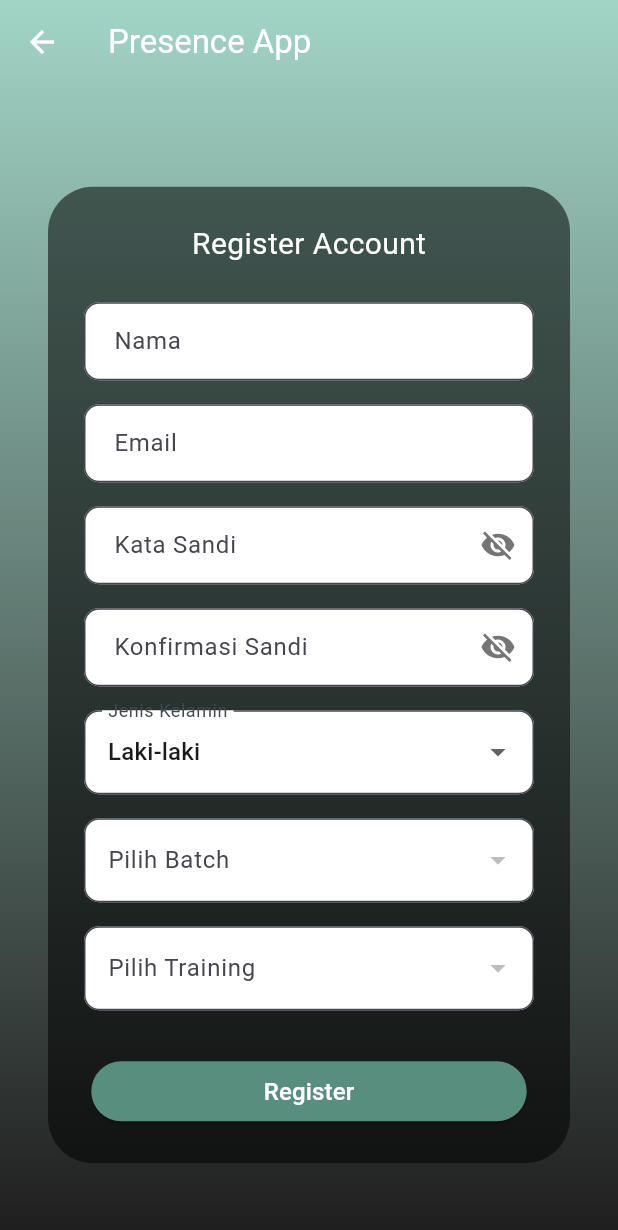
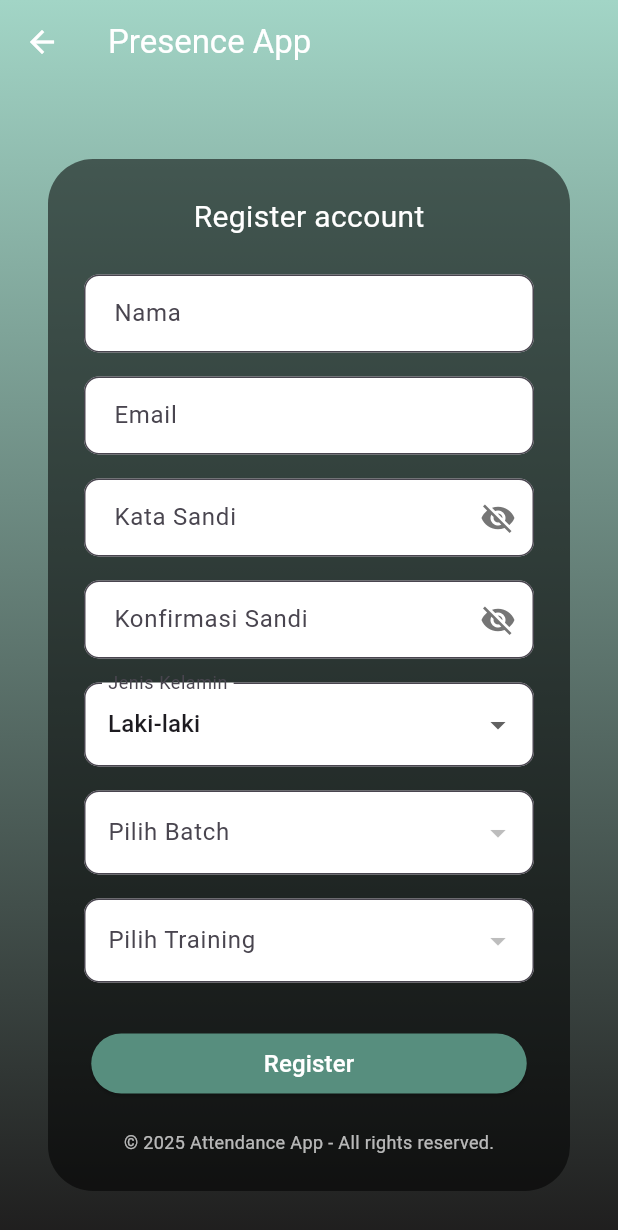
Before and after one commit to MuhammadRafli212/attendance, a Flutter app: the screen it shows after launch, after a tap on an icon or button, on a phone screen of 412 x 824 dp. Shown: the top 1230 px of the screen. Run offline on Flutter 3.47's test engine with Material 3 defaults, Android fonts, the phone set to English and light mode, and no system bars; our stand-ins replace geolocator, google_maps_flutter, image_picker, shared_preferences; network calls fail.

Commit message:
sokin app

```diff
--- a/lib/page/login_screen.dart
+++ b/lib/page/login_screen.dart
@@ -18,7 +18,6 @@ class _LoginPageState extends State<LoginPage> with TickerProviderStateMixin {
   bool isPasswordHidden = true;
   late AnimationController _fadeController;
   late Animation<double> _fadeAnimation;
-  bool isLoading = false;
 
   @override
   void initState() {
@@ -50,6 +49,7 @@ class _LoginPageState extends State<LoginPage> with TickerProviderStateMixin {
       email: email,
       password: password,
     );
+
     if (loginResponse != null) {
       final token = loginResponse.data.token;
       await PreferencesHelper.saveToken(token);
@@ -90,13 +90,11 @@ class _LoginPageState extends State<LoginPage> with TickerProviderStateMixin {
                       child: Column(
                         children: [
                           const SizedBox(height: 5),
-
                           Image.asset(
-                            'assets/images/jamm.png',
+                            'assets/images/logo.png',
                             width: 225,
                             height: 225,
                           ),
-
                           const SizedBox(height: 10),
                           const Text(
                             'Attendance App',
@@ -187,9 +185,9 @@ class _LoginPageState extends State<LoginPage> with TickerProviderStateMixin {
                   ),
                 ),
               ),
-              Padding(
-                padding: const EdgeInsets.only(bottom: 16),
-                child: TextButton(
+              Column(
+                children: [
+                  TextButton(
                     onPressed: () {
                       Navigator.push(
                         context,
@@ -209,6 +207,13 @@ class _LoginPageState extends State<LoginPage> with TickerProviderStateMixin {
                       ),
                     ),
                   ),
+                  const SizedBox(height: 8),
+                  const Text(
+                    '© 2025 Sokin App - All rights reserved.',
+                    style: TextStyle(color: Colors.white70, fontSize: 12),
+                  ),
+                  const SizedBox(height: 12),
+                ],
               ),
             ],
           ),
--- a/lib/page/register_screen.dart
+++ b/lib/page/register_screen.dart
@@ -143,7 +143,7 @@ class _RegisterPageState extends State<RegisterPage>
                       child: Column(
                         children: [
                           const Text(
-                            'Register Account',
+                            'Register account',
                             style: TextStyle(color: Colors.white, fontSize: 20),
                           ),
                           const SizedBox(height: 24),
@@ -210,6 +210,14 @@ class _RegisterPageState extends State<RegisterPage>
                                 color: Colors.white,
                                 fontSize: 16,
                               ),
+                            ),
+                          ),
+                          const SizedBox(height: 20),
+                          const Text(
+                            '© 2025 Attendance App - All rights reserved.',
+                            style: TextStyle(
+                              color: Colors.white70,
+                              fontSize: 12,
                             ),
                           ),
                         ],
--- a/lib/page/splash.dart
+++ b/lib/page/splash.dart
@@ -67,11 +67,7 @@ class _SplashPageState extends State<SplashPage> with TickerProviderStateMixin {
           child: Column(
             mainAxisSize: MainAxisSize.min,
             children: [
-              Image.asset(
-                'assets/images/jamm.png', // Ganti sesuai path logo kamu
-                width: 300,
-                height: 300,
-              ),
+              Image.asset('assets/images/logo.png', width: 300, height: 300),
               const SizedBox(height: 24),
               const Text(
                 'Daily Attendance',
```
Also changed, not shown: lib/page/attendance_history.dart (+37 -1 lines), lib/page/home_screen.dart (+32 -5 lines), assets/images/logo.png (added), 5 other files. Lines whose indentation alone changed are shown as unchanged.
